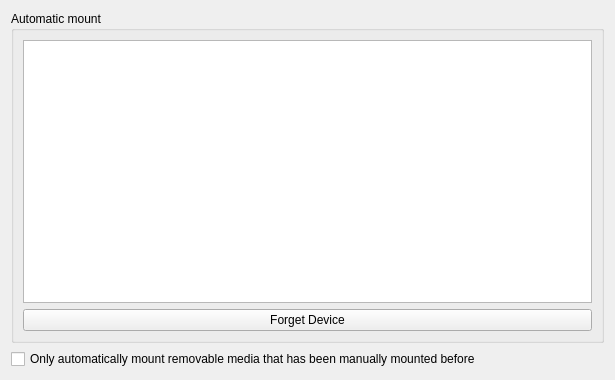
Qt form solid-device-automounter/kcm/DeviceAutomounterKCM.ui (Sonic-DE/sonic-desktop-interface) before a commit.
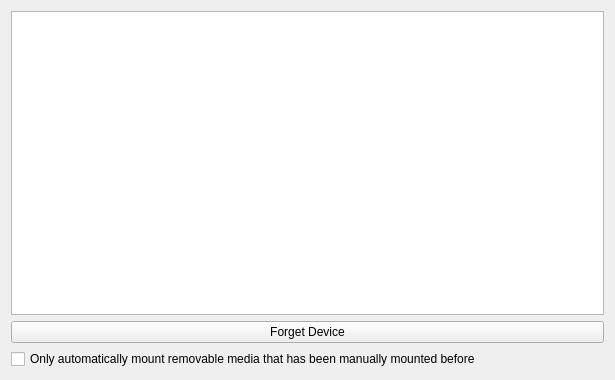
The same form after that commit.

Commit message: Remove GroupBox and extra layouts

What changed in the file:
```diff
--- a/solid-device-automounter/kcm/DeviceAutomounterKCM.ui
+++ b/solid-device-automounter/kcm/DeviceAutomounterKCM.ui
@@ -11,12 +11,6 @@
    </rect>
   </property>
   <layout class="QVBoxLayout" name="verticalLayout_1">
-   <item row="0">
-    <widget class="QGroupBox" name="groupBox">
-     <property name="title">
-      <string>Automatic mount</string>
-     </property>
-     <layout class="QVBoxLayout" name="verticalLayout_2">
       <item>
        <widget class="QTreeView" name="deviceView">
         <property name="whatsThis">
@@ -57,8 +51,6 @@
        </widget>
       </item>
       <item>
-       <layout class="QHBoxLayout" name="horizontalLayout">
-        <item>
          <widget class="QPushButton" name="forgetDevice">
           <property name="whatsThis">
            <string>Clicking this button causes the selected devices to be 'forgotten'. This is only useful if &quot;Only automatically mount removable media that has been manually mounted before&quot; is checked. Once a device is forgotten and the system is set to only automatically mount familiar devices, the device will not be automatically mounted.</string>
@@ -68,12 +60,7 @@
           </property>
          </widget>
         </item>
-       </layout>
-      </item>
-     </layout>
-    </widget>
-   </item>
-   <item row="1">
+   <item>
     <widget class="QCheckBox" name="kcfg_AutomountUnknownDevices">
      <property name="whatsThis">
       <string>When this is checked, only remembered devices will be automatically mounted. A device is 'remembered' if it has ever been mounted before. For instance, plugging in a USB media player to charge is not sufficient to 'remember' it - if the files are not accessed, it will not be automatically mounted the next time it is seen. Once they have been accessed, however, the device's contents will be automatically made available to the system.</string>
```
Lines whose indentation alone changed are shown as unchanged.
